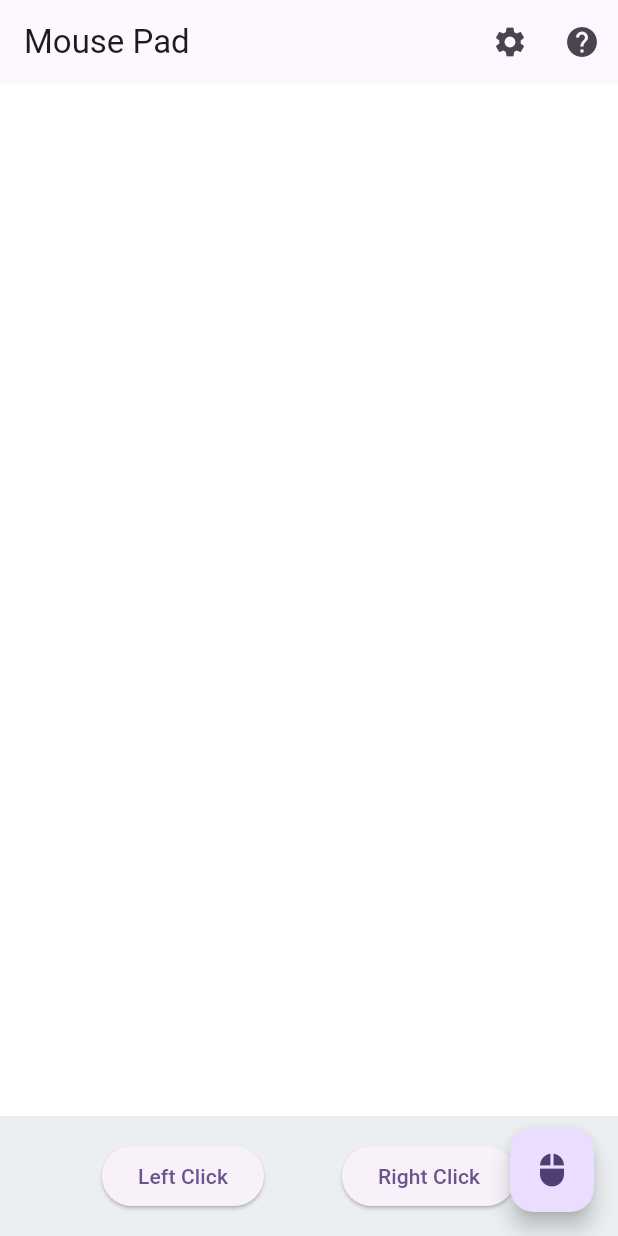
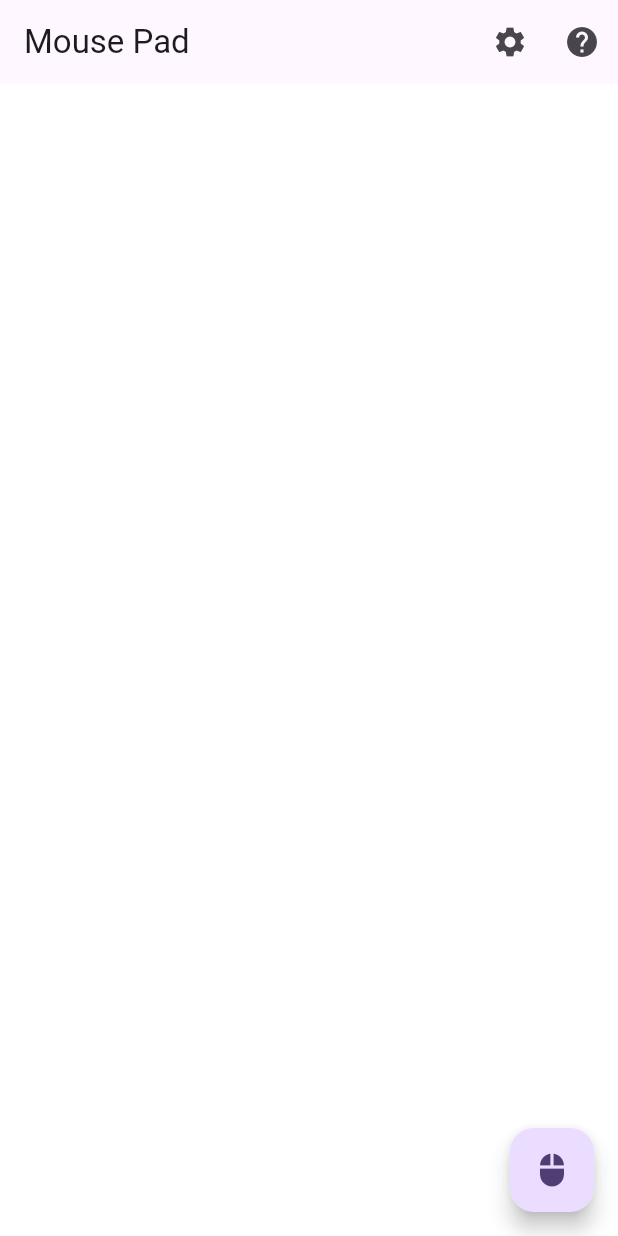
Before and after one commit to Ad2m1109/Phone-Graphics-Tablet-Project, a Flutter app: the screen it shows after launch, on a phone screen of 412 x 824 dp. Run offline on Flutter 3.47's test engine with Material 3 defaults, Android fonts, the phone set to English and light mode, and no system bars.

Commit message:
user experience

```diff
--- a/lib/main.dart
+++ b/lib/main.dart
@@ -57,6 +57,7 @@
 
 class _HomeScreenState extends State<HomeScreen> {
   bool _isDrawingMode = false;
+  DateTime? _twoFingerTapStartTime;
 
   @override
   Widget build(BuildContext context) {
@@ -78,10 +79,7 @@
           ),
         ],
       ),
-      body: Column(
-        children: [
-          Expanded(
-            child: GestureDetector(
+      body: GestureDetector(
         onPanUpdate: (details) {
           widget.connectionService.sendData({
             'dx': details.delta.dx,
@@ -89,43 +87,33 @@
             'mode': _isDrawingMode ? 'draw' : 'move',
           });
         },
+        onDoubleTap: () {
+          widget.connectionService.sendData({
+            'dx': 0,
+            'dy': 0,
+            'mode': 'double_click',
+          });
+        },
+        onScaleStart: (details) {
+          _twoFingerTapStartTime = DateTime.now();
+        },
+        onScaleEnd: (details) {
+          if (_twoFingerTapStartTime != null &&
+              DateTime.now().difference(_twoFingerTapStartTime!) <
+                  const Duration(milliseconds: 200)) {
+            widget.connectionService.sendData({
+              'dx': 0,
+              'dy
+              ': 0,
+              'mode': 'right_click',
+            });
+          }
+        },
         child: Container(
           color: _isDrawingMode ? Colors.grey[300] : Colors.white,
           width: double.infinity,
           height: double.infinity,
         ),
-            ),
-          ),
-          Container(
-            padding: const EdgeInsets.all(16.0),
-            color: Colors.blueGrey[50],
-            child: Row(
-              mainAxisAlignment: MainAxisAlignment.spaceEvenly,
-              children: [
-                ElevatedButton(
-                  onPressed: () {
-                    widget.connectionService.sendData({
-                      'dx': 0,
-                      'dy': 0,
-                      'mode': 'left_click',
-                    });
-                  },
-                  child: const Text('Left Click'),
-                ),
-                ElevatedButton(
-                  onPressed: () {
-                    widget.connectionService.sendData({
-                      'dx': 0,
-                      'dy': 0,
-                      'mode': 'right_click',
-                    });
-                  },
-                  child: const Text('Right Click'),
-                ),
-              ],
-            ),
-          ),
-        ],
       ),
       floatingActionButton: FloatingActionButton(
         onPressed: () {
```
Also changed, not shown: 1 other file. Lines whose indentation alone changed are shown as unchanged.
